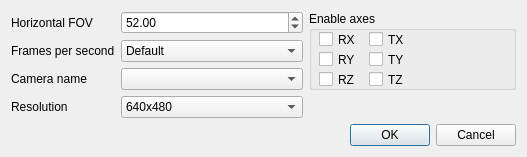
opentrack/opentrack, file ftnoir_tracker_ht/ht-trackercontrols.ui: the form before one commit.
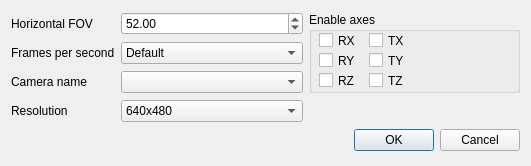
The form after the commit.

Commit message: HT: allow for 187 fps with PS3 Eye

What changed in the file:
```diff
--- a/ftnoir_tracker_ht/ht-trackercontrols.ui
+++ b/ftnoir_tracker_ht/ht-trackercontrols.ui
@@ -9,8 +9,8 @@
    <rect>
     <x>0</x>
     <y>0</y>
-    <width>527</width>
-    <height>144</height>
+    <width>531</width>
+    <height>166</height>
    </rect>
   </property>
   <property name="sizePolicy">
```
Left out of the diff: 5 changed lines with no effect on the pictures. The commit also changes 1 other file.
